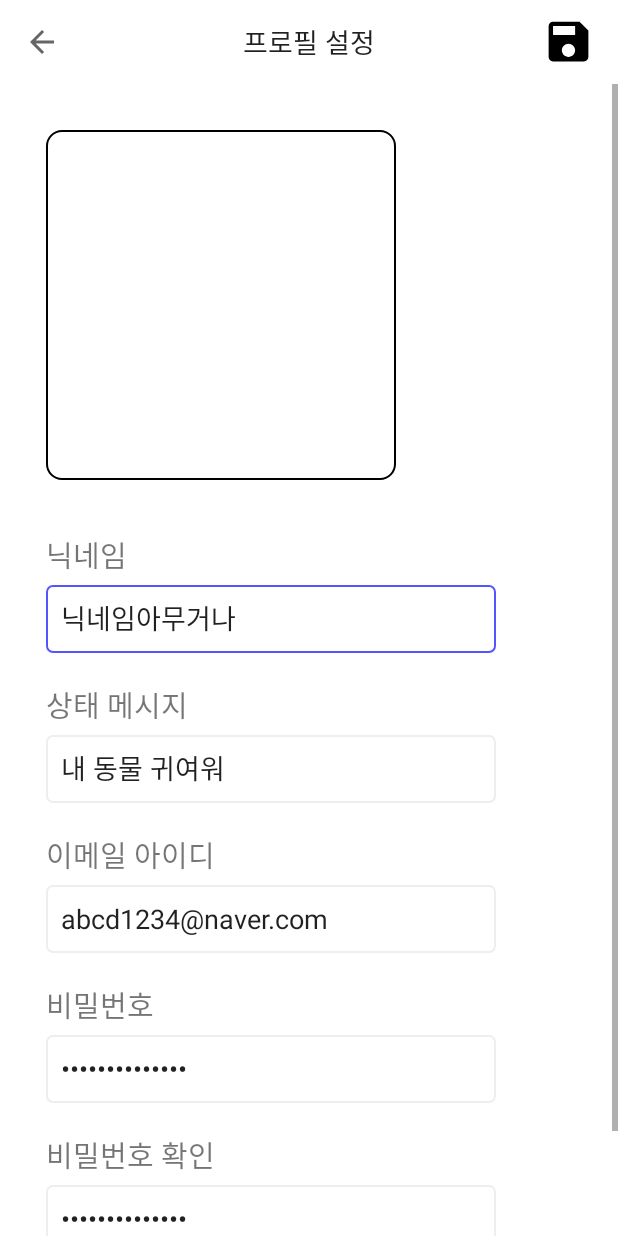
After one commit to Lab-TeamProjects/My-Walking-Pet, an Android app: the ProfileSettingActivity screen opened directly, with no data from a screen before it, on a phone screen of 412 x 824 dp. The commit adds this screen. Run offline under Robolectric (Android 15) with nearby library versions, the phone set to English and light mode, and no system bars; 1 statement that could not run was skipped.

Commit message:
프로필 설정 추가

```diff
--- a/app/src/main/java/com/lab_team_projects/my_walking_pet/setting/NoticeSettingActivity.java
+++ b/app/src/main/java/com/lab_team_projects/my_walking_pet/setting/NoticeSettingActivity.java
@@ -3,8 +3,6 @@ package com.lab_team_projects.my_walking_pet.setting;
 import android.content.Intent;
 import android.content.SharedPreferences;
 import android.os.Bundle;
-import android.os.PowerManager;
-import android.widget.Toast;
 
 import androidx.appcompat.app.ActionBar;
 import androidx.appcompat.app.AppCompatActivity;
--- /dev/null
+++ b/app/src/main/java/com/lab_team_projects/my_walking_pet/setting/ProfileSettingActivity.java
@@ -0,0 +1,30 @@
+package com.lab_team_projects.my_walking_pet.setting;
+
+import androidx.appcompat.app.AppCompatActivity;
+import androidx.appcompat.widget.Toolbar;
+
+import android.os.Bundle;
+import android.view.MenuItem;
+import android.widget.Button;
+import android.widget.ImageButton;
+import android.widget.Toast;
+
+import com.google.android.material.appbar.AppBarLayout;
+import com.google.android.material.appbar.MaterialToolbar;
+import com.lab_team_projects.my_walking_pet.R;
+
+public class ProfileSettingActivity extends AppCompatActivity {
+
+    MaterialToolbar toolbar;
+    ImageButton ibSave;
+
+    @Override
+    protected void onCreate(Bundle savedInstanceState) {
+        super.onCreate(savedInstanceState);
+        setContentView(R.layout.activity_profile_setting);
+
+        // 툴바 적용
+        toolbar = (MaterialToolbar) findViewById(R.id.toolbar);
+        getSupportActionBar().setDisplayHomeAsUpEnabled(true);
+    }
+}
--- a/app/src/main/java/com/lab_team_projects/my_walking_pet/setting/SettingFragment.java
+++ b/app/src/main/java/com/lab_team_projects/my_walking_pet/setting/SettingFragment.java
@@ -7,17 +7,12 @@ import android.view.View;
 import android.view.ViewGroup;
 import android.widget.AdapterView;
 import android.widget.ArrayAdapter;
-import android.widget.ListView;
 import android.widget.Toast;
 
-import androidx.annotation.NonNull;
 import androidx.fragment.app.Fragment;
-import androidx.fragment.app.ListFragment;
 
 import com.lab_team_projects.my_walking_pet.R;
 import com.lab_team_projects.my_walking_pet.databinding.FragmentSettingBinding;
-
-import java.util.List;
 
 public class SettingFragment extends Fragment {
 
@@ -41,13 +36,16 @@ public class SettingFragment extends Fragment {
         binding.lvSettingList.setOnItemClickListener(new AdapterView.OnItemClickListener() {
             @Override
             public void onItemClick(AdapterView<?> parent, View view, int position, long id) {
+                Intent intent;
                 Toast.makeText(getActivity(), SETTING_LIST[position], Toast.LENGTH_SHORT).show();
                 switch (position) {
                     case 0:
                         //To-Do : 사용자 정보 변경
+                        intent = new Intent(requireContext(), ProfileSettingActivity.class);
+                        startActivity(intent);
                         break;
                     case 1:
-                        Intent intent = new Intent(requireContext(), NoticeSettingActivity.class);
+                        intent = new Intent(requireContext(), NoticeSettingActivity.class);
                         startActivity(intent);
                         break;
                     case 2:
@@ -64,8 +62,6 @@ public class SettingFragment extends Fragment {
             }
         });
 
-
-
         return binding.getRoot();
     }
 }
--- /dev/null
+++ b/app/src/main/res/drawable/bg_round_background_border_black.xml
@@ -0,0 +1,10 @@
+<?xml version="1.0" encoding="utf-8"?>
+<shape xmlns:android="http://schemas.android.com/apk/res/android"
+    android:shape="rectangle" >
+    <solid android:color="@color/white" />
+    <corners
+        android:radius="10dp"/>
+    <stroke
+        android:width="1dp"
+        android:color="@color/black" />
+</shape>
--- /dev/null
+++ b/app/src/main/res/drawable/ic_baseline_arrow_back_35.xml
@@ -0,0 +1,5 @@
+<vector android:autoMirrored="true" android:height="35dp"
+    android:tint="#9E9E9E" android:viewportHeight="24"
+    android:viewportWidth="24" android:width="35dp" xmlns:android="http://schemas.android.com/apk/res/android">
+    <path android:fillColor="@android:color/white" android:pathData="M20,11H7.83l5.59,-5.59L12,4l-8,8 8,8 1.41,-1.41L7.83,13H20v-2z"/>
+</vector>
--- /dev/null
+++ b/app/src/main/res/drawable/ic_baseline_save_35.xml
@@ -0,0 +1,5 @@
+<vector android:height="35dp" android:tint="#000000"
+    android:viewportHeight="24" android:viewportWidth="24"
+    android:width="35dp" xmlns:android="http://schemas.android.com/apk/res/android">
+    <path android:fillColor="@android:color/white" android:pathData="M17,3L5,3c-1.11,0 -2,0.9 -2,2v14c0,1.1 0.89,2 2,2h14c1.1,0 2,-0.9 2,-2L21,7l-4,-4zM12,19c-1.66,0 -3,-1.34 -3,-3s1.34,-3 3,-3 3,1.34 3,3 -1.34,3 -3,3zM15,9L5,9L5,5h10v4z"/>
+</vector>
--- /dev/null
+++ b/app/src/main/res/layout/activity_profile_setting.xml
@@ -0,0 +1,196 @@
+<?xml version="1.0" encoding="utf-8"?>
+<androidx.constraintlayout.widget.ConstraintLayout xmlns:android="http://schemas.android.com/apk/res/android"
+    xmlns:app="http://schemas.android.com/apk/res-auto"
+    xmlns:tools="http://schemas.android.com/tools"
+    android:layout_width="match_parent"
+    android:layout_height="match_parent"
+    tools:context=".setting.ProfileSettingActivity">
+
+    <com.google.android.material.appbar.AppBarLayout
+        app:layout_constraintTop_toTopOf="parent"
+        android:id="@+id/appBarLayout"
+        android:layout_width="match_parent"
+        android:layout_height="wrap_content"
+        app:liftOnScroll="true"
+        android:elevation="1dp">
+
+        <com.google.android.material.appbar.MaterialToolbar
+            android:id="@+id/toolbar"
+            style="@style/Widget.MaterialComponents.Toolbar.Surface"
+            android:layout_width="match_parent"
+            android:layout_height="wrap_content"
+            app:navigationIcon="?attr/homeAsUpIndicator"
+            app:title="프로필 설정"
+            app:titleCentered="true"
+            app:titleTextAppearance="@style/Toolbar.TitleText" >
+
+            <ImageButton
+                android:id="@+id/btnSaveProfile"
+                android:layout_width="wrap_content"
+                android:layout_height="wrap_content"
+                android:background="@drawable/ic_baseline_save_35"
+                android:layout_marginEnd="15dp"
+                android:layout_gravity="right"/>
+
+        </com.google.android.material.appbar.MaterialToolbar>
+    </com.google.android.material.appbar.AppBarLayout>
+
+    <ScrollView
+        android:id="@+id/svProfileView"
+        android:layout_width="match_parent"
+        android:layout_height="match_parent"
+        android:orientation="vertical"
+        android:layout_marginTop="56dp" >
+
+        <LinearLayout
+            android:layout_width="match_parent"
+            android:layout_height="match_parent"
+            android:orientation="vertical"
+            android:padding="15dp">
+
+            <LinearLayout
+                android:layout_width="match_parent"
+                android:layout_height="wrap_content"
+                android:orientation="horizontal"
+                android:padding="15dp">
+
+                <ImageView
+                    android:id="@+id/ivProfilePicture"
+                    android:layout_width="350px"
+                    android:layout_height="350px"
+                    tools:srcCompat="@tools:sample/avatars"
+                    android:background="@drawable/bg_round_background_border_black"/>
+
+            </LinearLayout>
+
+            <LinearLayout
+                android:layout_width="wrap_content"
+                android:layout_height="wrap_content"
+                android:orientation="vertical"
+                android:layout_marginLeft="15dp">
+
+                <TextView
+                    android:id="@+id/tvNickName"
+                    android:layout_width="wrap_content"
+                    android:layout_height="wrap_content"
+                    android:text="닉네임"
+                    android:textSize="19sp"
+                    android:layout_marginTop="20dp"
+                    app:layout_constraintStart_toStartOf="@id/ivProfilePicture"
+                    app:layout_constraintTop_toBottomOf="@id/ivProfilePicture"
+                    app:layout_constraintBottom_toTopOf="@id/etNickName"/>
+
+                <EditText
+                    android:id="@+id/etNickName"
+                    android:layout_width="300dp"
+                    android:layout_height="45dp"
+                    android:background="@drawable/bg_corner_rectangle"
+                    android:layout_marginTop="5dp"
+                    android:text="닉네임아무거나"
+                    android:padding="10dp"
+                    app:layout_constraintTop_toBottomOf="@id/tvNickName"
+                    app:layout_constraintStart_toStartOf="@id/tvNickName" />
+
+                <TextView
+                    android:id="@+id/tvStatusMsg"
+                    android:layout_width="wrap_content"
+                    android:layout_height="wrap_content"
+                    android:text="상태 메시지"
+                    android:textSize="19sp"
+                    android:layout_marginTop="20dp"
+                    app:layout_constraintStart_toStartOf="@id/etNickName"
+                    app:layout_constraintTop_toBottomOf="@id/etNickName" />
+
+                <EditText
+                    android:id="@+id/etStatusMsg"
+                    android:layout_width="300dp"
+                    android:layout_height="45dp"
+                    android:background="@drawable/bg_corner_rectangle"
+                    android:layout_marginTop="5dp"
+                    android:text="내 동물 귀여워"
+                    android:padding="10dp"
+                    app:layout_constraintStart_toStartOf="@id/tvStatusMsg"
+                    app:layout_constraintTop_toBottomOf="@id/tvStatusMsg" />
+
+                <TextView
+                    android:id="@+id/tvID"
+                    android:layout_width="wrap_content"
+                    android:layout_height="wrap_content"
+                    android:text="이메일 아이디"
+                    android:textSize="19sp"
+                    android:layout_marginTop="20dp"
+                    app:layout_constraintStart_toStartOf="@id/etStatusMsg"
+                    app:layout_constraintTop_toBottomOf="@id/etStatusMsg" />
+
+                <EditText
+                    android:id="@+id/etID"
+                    android:layout_width="300dp"
+                    android:layout_height="45dp"
+                    android:background="@drawable/bg_corner_rectangle"
+                    android:layout_marginTop="5dp"
+                    android:text="abcd1234@naver.com"
+                    android:padding="10dp"
+                    app:layout_constraintStart_toStartOf="@id/tvID"
+                    app:layout_constraintTop_toBottomOf="@id/tvID" />
+
+                <TextView
+                    android:id="@+id/tvPW"
+                    android:layout_width="wrap_content"
+                    android:layout_height="wrap_content"
+                    android:text="비밀번호"
+                    android:textSize="19sp"
+                    android:layout_marginTop="20dp"
+                    app:layout_constraintStart_toStartOf="@id/etID"
+                    app:layout_constraintTop_toBottomOf="@id/etID" />
+
+                <EditText
+                    android:id="@+id/etPW"
+                    android:layout_width="300dp"
+                    android:layout_height="45dp"
+                    android:background="@drawable/bg_corner_rectangle"
+                    android:layout_marginTop="5dp"
+                    android:inputType="textPassword"
+                    android:text="12345678901234"
+                    android:padding="10dp"
+                    app:layout_constraintStart_toStartOf="@id/tvPW"
+                    app:layout_constraintTop_toBottomOf="@id/tvPW" />
+
+                <TextView
+                    android:id="@+id/tvPWCheck"
+                    android:layout_width="wrap_content"
+                    android:layout_height="wrap_content"
+                    android:text="비밀번호 확인"
+                    android:textSize="19sp"
+                    android:layout_marginTop="20dp"
+                    app:layout_constraintStart_toStartOf="@id/etPW"
+                    app:layout_constraintTop_toBottomOf="@id/etPW" />
+
+                <EditText
+                    android:id="@+id/etPWCheck"
+                    android:layout_width="300dp"
+                    android:layout_height="45dp"
+                    android:background="@drawable/bg_corner_rectangle"
+                    android:layout_marginTop="5dp"
+                    android:inputType="textPassword"
+                    android:text="12345678901234"
+                    android:padding="10dp"
+                    app:layout_constraintStart_toStartOf="@id/tvPWCheck"
+                    app:layout_constraintTop_toBottomOf="@id/tvPWCheck" />
+
+            </LinearLayout>
+
+            <TextView
+                android:id="@+id/tvWithdrawal"
+                android:layout_width="wrap_content"
+                android:layout_height="wrap_content"
+                android:layout_gravity="center"
+                android:layout_marginTop="20dp"
+                android:text="회원 탈퇴"
+                android:textSize="20sp"
+                android:textStyle="bold"
+                android:textColor="#ffff0000"/>
+
+        </LinearLayout>
+    </ScrollView>
+
+</androidx.constraintlayout.widget.ConstraintLayout>
```
Also changed, not shown: app/src/main/AndroidManifest.xml (+13 -10 lines), app/src/main/java/com/lab_team_projects/my_walking_pet/walk_count/WalkCountFragment.java (+0 -13 lines).
